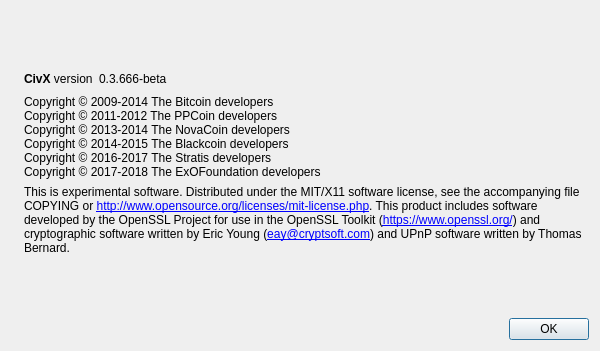
The window that src/qt/forms/aboutdialog.ui (exoeconomy/EXOS-Qt) describes before a commit, drawn with Qt 5.
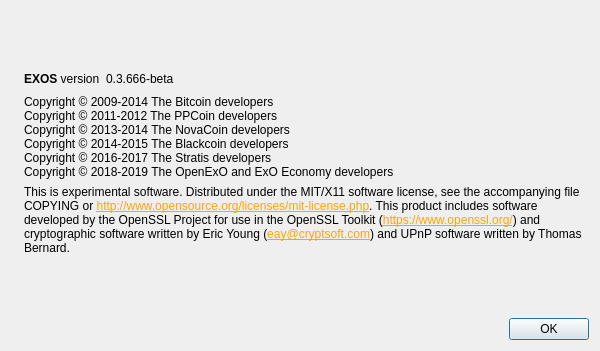
The same window after the commit. Icons and pictures are not drawn.

What changed in the file:
```diff
--- a/src/qt/forms/aboutdialog.ui
+++ b/src/qt/forms/aboutdialog.ui
@@ -56,7 +56,7 @@
           <cursorShape>IBeamCursor</cursorShape>
          </property>
          <property name="text">
-          <string>&lt;b&gt;CivX&lt;/b&gt; version</string>
+          <string>&lt;b&gt;EXOS&lt;/b&gt; version</string>
          </property>
          <property name="textInteractionFlags">
           <set>Qt::LinksAccessibleByMouse|Qt::TextSelectableByKeyboard|Qt::TextSelectableByMouse</set>
@@ -102,7 +102,7 @@
 Copyright © 2013-2014 The NovaCoin developers
 Copyright © 2014-2015 The Blackcoin developers
 Copyright © 2016-2017 The Stratis developers
-Copyright © 2017-2018 The ExOFoundation developers</string>
+Copyright © 2018-2019 The OpenExO and ExO Economy developers</string>
        </property>
        <property name="textInteractionFlags">
         <set>Qt::LinksAccessibleByMouse|Qt::TextSelectableByKeyboard|Qt::TextSelectableByMouse</set>
@@ -118,9 +118,9 @@
         <string>
 This is experimental software.
 
-Distributed under the MIT/X11 software license, see the accompanying file COPYING or &lt;a href=&quot;http://www.opensource.org/licenses/mit-license.php&quot;&gt;http://www.opensource.org/licenses/mit-license.php&lt;/a&gt;.
+Distributed under the MIT/X11 software license, see the accompanying file COPYING or &lt;a href=&quot;http://www.opensource.org/licenses/mit-license.php&quot; style=&quot;color: orange;&quot;&gt;http://www.opensource.org/licenses/mit-license.php&lt;/a&gt;.
 
-This product includes software developed by the OpenSSL Project for use in the OpenSSL Toolkit (&lt;a href=&quot;https://www.openssl.org/&quot;&gt;https://www.openssl.org/&lt;/a&gt;) and cryptographic software written by Eric Young (&lt;a href=&quot;mailto:eay@cryptsoft.com&quot;&gt;eay@cryptsoft.com&lt;/a&gt;) and UPnP software written by Thomas Bernard.</string>
+This product includes software developed by the OpenSSL Project for use in the OpenSSL Toolkit (&lt;a href=&quot;https://www.openssl.org/&quot; style=&quot;color: orange;&quot;&gt;https://www.openssl.org/&lt;/a&gt;) and cryptographic software written by Eric Young (&lt;a href=&quot;mailto:eay@cryptsoft.com&quot; style=&quot;color: orange;&quot;&gt;eay@cryptsoft.com&lt;/a&gt;) and UPnP software written by Thomas Bernard.</string>
        </property>
        <property name="textFormat">
         <enum>Qt::RichText</enum>
```
Left out of the diff: 2 changed lines with no effect on the pictures.
